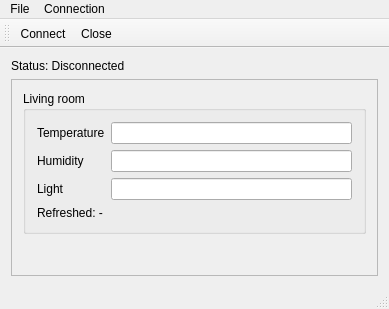
Old version of the form QtMeteo/mainwindow.ui in the repository grisu48/meteo.
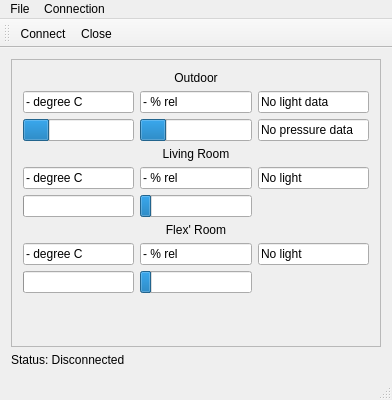
New version of the form.

Diff of the .ui file:
```diff
--- a/QtMeteo/mainwindow.ui
+++ b/QtMeteo/mainwindow.ui
@@ -6,8 +6,8 @@
    <rect>
     <x>0</x>
     <y>0</y>
-    <width>389</width>
-    <height>309</height>
+    <width>392</width>
+    <height>400</height>
    </rect>
   </property>
   <property name="windowTitle">
@@ -15,13 +15,6 @@
   </property>
   <widget class="QWidget" name="centralWidget">
    <layout class="QVBoxLayout" name="verticalLayout_2">
-    <item>
-     <widget class="QLabel" name="lblStatus">
-      <property name="text">
-       <string>Status: Disconnected</string>
-      </property>
-     </widget>
-    </item>
     <item>
      <widget class="QScrollArea" name="scrollSensors">
       <property name="widgetResizable">
@@ -32,70 +25,22 @@
         <rect>
          <x>0</x>
          <y>0</y>
-         <width>369</width>
-         <height>199</height>
+         <width>372</width>
+         <height>290</height>
         </rect>
        </property>
-       <layout class="QVBoxLayout" name="verticalLayout">
-        <item>
-         <widget class="QGroupBox" name="gbNode">
-          <property name="title">
-           <string>Living room</string>
+       <layout class="QGridLayout" name="gridLayout_2">
+        <item row="7" column="1">
+         <widget class="QLineEdit" name="txtFlexHumidity">
+          <property name="text">
+           <string>- % rel</string>
           </property>
-          <layout class="QGridLayout" name="gridLayout">
-           <item row="1" column="0">
-            <widget class="QLabel" name="lblLivingRoomHumidity">
-             <property name="text">
-              <string>Humidity</string>
-             </property>
-            </widget>
-           </item>
-           <item row="0" column="0">
-            <widget class="QLabel" name="lblLivingRoomTemperature">
-             <property name="text">
-              <string>Temperature</string>
-             </property>
-            </widget>
-           </item>
-           <item row="0" column="1">
-            <widget class="QLineEdit" name="txtLivingRoomTemperature">
-             <property name="readOnly">
-              <bool>true</bool>
-             </property>
-            </widget>
-           </item>
-           <item row="1" column="1">
-            <widget class="QLineEdit" name="txtLivingRoomHumidity">
-             <property name="readOnly">
-              <bool>true</bool>
-             </property>
-            </widget>
-           </item>
-           <item row="2" column="0">
-            <widget class="QLabel" name="lblLivingRoomLight">
-             <property name="text">
-              <string>Light</string>
-             </property>
-            </widget>
-           </item>
-           <item row="2" column="1">
-            <widget class="QLineEdit" name="txtLivingRoomLight">
-             <property name="readOnly">
-              <bool>true</bool>
-             </property>
-            </widget>
-           </item>
-           <item row="3" column="0" colspan="2">
-            <widget class="QLabel" name="lblLivingRoomRefreshed">
-             <property name="text">
-              <string>Refreshed: -</string>
-             </property>
-            </widget>
-           </item>
-          </layout>
+          <property name="readOnly">
+           <bool>true</bool>
+          </property>
          </widget>
         </item>
-        <item>
+        <item row="10" column="1">
          <spacer name="verticalSpacer">
           <property name="orientation">
            <enum>Qt::Vertical</enum>
@@ -108,10 +53,218 @@
           </property>
          </spacer>
         </item>
+        <item row="8" column="1">
+         <widget class="QProgressBar" name="prgFlexHum">
+          <property name="minimum">
+           <number>20</number>
+          </property>
+          <property name="maximum">
+           <number>60</number>
+          </property>
+          <property name="value">
+           <number>24</number>
+          </property>
+          <property name="textVisible">
+           <bool>false</bool>
+          </property>
+         </widget>
+        </item>
+        <item row="0" column="0" colspan="3">
+         <widget class="QLabel" name="label">
+          <property name="text">
+           <string>Outdoor</string>
+          </property>
+          <property name="alignment">
+           <set>Qt::AlignCenter</set>
+          </property>
+         </widget>
+        </item>
+        <item row="3" column="0" colspan="3">
+         <widget class="QLabel" name="lblLivingRoomTemperature">
+          <property name="text">
+           <string>Living Room</string>
+          </property>
+          <property name="alignment">
+           <set>Qt::AlignCenter</set>
+          </property>
+         </widget>
+        </item>
+        <item row="4" column="0">
+         <widget class="QLineEdit" name="txtLivingRoomTemperature">
+          <property name="text">
+           <string>- degree C</string>
+          </property>
+          <property name="readOnly">
+           <bool>true</bool>
+          </property>
+         </widget>
+        </item>
+        <item row="4" column="1">
+         <widget class="QLineEdit" name="txtLivingRoomHumidity">
+          <property name="text">
+           <string>- % rel</string>
+          </property>
+          <property name="readOnly">
+           <bool>true</bool>
+          </property>
+         </widget>
+        </item>
+        <item row="4" column="2">
+         <widget class="QLineEdit" name="txtLivingRoomLight">
+          <property name="text">
+           <string>No light</string>
+          </property>
+          <property name="readOnly">
+           <bool>true</bool>
+          </property>
+         </widget>
+        </item>
+        <item row="7" column="0">
+         <widget class="QLineEdit" name="txtFlexTemp">
+          <property name="text">
+           <string>- degree C</string>
+          </property>
+          <property name="readOnly">
+           <bool>true</bool>
+          </property>
+         </widget>
+        </item>
+        <item row="8" column="0">
+         <widget class="QProgressBar" name="prgFlexTemp">
+          <property name="minimum">
+           <number>10</number>
+          </property>
+          <property name="maximum">
+           <number>30</number>
+          </property>
+          <property name="value">
+           <number>9</number>
+          </property>
+          <property name="textVisible">
+           <bool>false</bool>
+          </property>
+         </widget>
+        </item>
+        <item row="5" column="1">
+         <widget class="QProgressBar" name="prgLivingHumidity">
+          <property name="minimum">
+           <number>20</number>
+          </property>
+          <property name="maximum">
+           <number>60</number>
+          </property>
+          <property name="value">
+           <number>24</number>
+          </property>
+          <property name="textVisible">
+           <bool>false</bool>
+          </property>
+         </widget>
+        </item>
+        <item row="7" column="2">
+         <widget class="QLineEdit" name="txtFlexLight">
+          <property name="text">
+           <string>No light</string>
+          </property>
+          <property name="readOnly">
+           <bool>true</bool>
+          </property>
+         </widget>
+        </item>
+        <item row="6" column="0" colspan="3">
+         <widget class="QLabel" name="lblLivingRoomHumidity">
+          <property name="text">
+           <string>Flex' Room</string>
+          </property>
+          <property name="alignment">
+           <set>Qt::AlignCenter</set>
+          </property>
+         </widget>
+        </item>
+        <item row="5" column="0">
+         <widget class="QProgressBar" name="prgLivingTemp">
+          <property name="minimum">
+           <number>10</number>
+          </property>
+          <property name="maximum">
+           <number>30</number>
+          </property>
+          <property name="value">
+           <number>9</number>
+          </property>
+          <property name="textVisible">
+           <bool>false</bool>
+          </property>
+         </widget>
+        </item>
+        <item row="1" column="2">
+         <widget class="QLineEdit" name="txtOutLight">
+          <property name="text">
+           <string>No light data</string>
+          </property>
+          <property name="readOnly">
+           <bool>true</bool>
+          </property>
+         </widget>
+        </item>
+        <item row="1" column="1">
+         <widget class="QLineEdit" name="txtOutHum">
+          <property name="text">
+           <string>- % rel</string>
+          </property>
+          <property name="readOnly">
+           <bool>true</bool>
+          </property>
+         </widget>
+        </item>
+        <item row="1" column="0">
+         <widget class="QLineEdit" name="txtOutTemp">
+          <property name="text">
+           <string>- degree C</string>
+          </property>
+          <property name="readOnly">
+           <bool>true</bool>
+          </property>
+         </widget>
+        </item>
+        <item row="2" column="0">
+         <widget class="QProgressBar" name="prgOutTemp">
+          <property name="value">
+           <number>24</number>
+          </property>
+          <property name="textVisible">
+           <bool>false</bool>
+          </property>
+         </widget>
+        </item>
+        <item row="2" column="1">
+         <widget class="QProgressBar" name="prgOutHum">
+          <property name="value">
+           <number>24</number>
+          </property>
+          <property name="textVisible">
+           <bool>false</bool>
+          </property>
+         </widget>
+        </item>
+        <item row="2" column="2">
+         <widget class="QLineEdit" name="txtOutPress">
+          <property name="text">
+           <string>No pressure data</string>
+          </property>
+         </widget>
+        </item>
        </layout>
       </widget>
      </widget>
     </item>
+    <item>
+     <widget class="QLabel" name="lblStatus">
+      <property name="text">
+       <string>Status: Disconnected</string>
+      </property>
+     </widget>
+    </item>
    </layout>
   </widget>
   <widget class="QMenuBar" name="menuBar">
@@ -119,7 +272,7 @@
     <rect>
      <x>0</x>
      <y>0</y>
-     <width>389</width>
+     <width>392</width>
      <height>19</height>
     </rect>
    </property>
```
